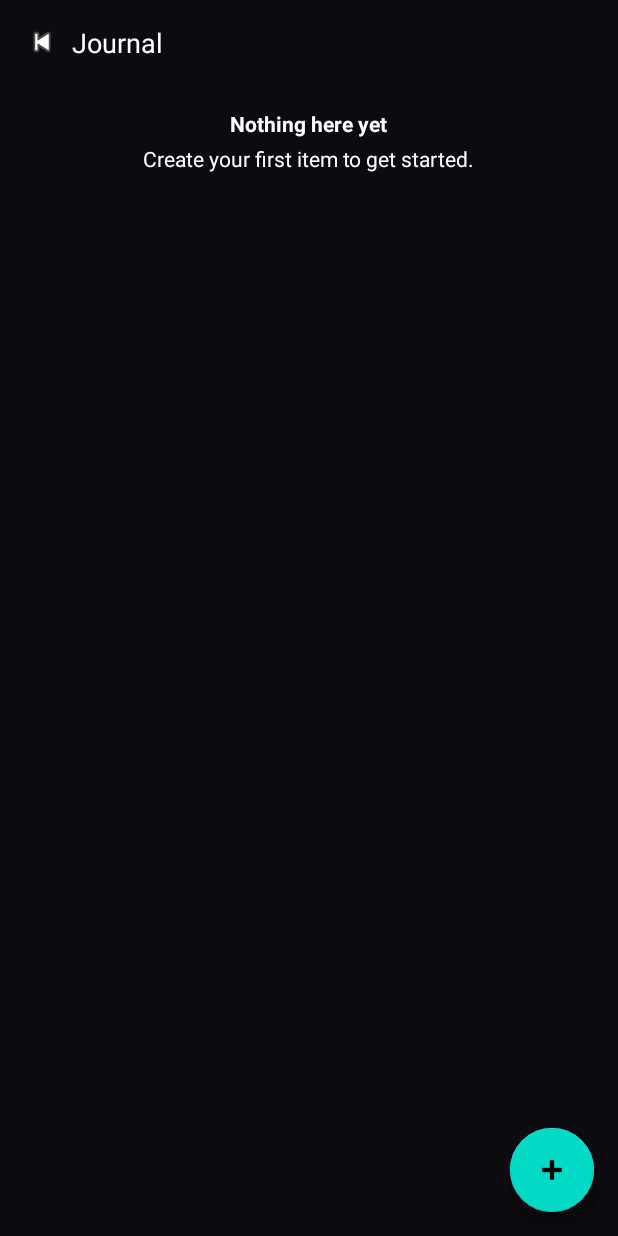
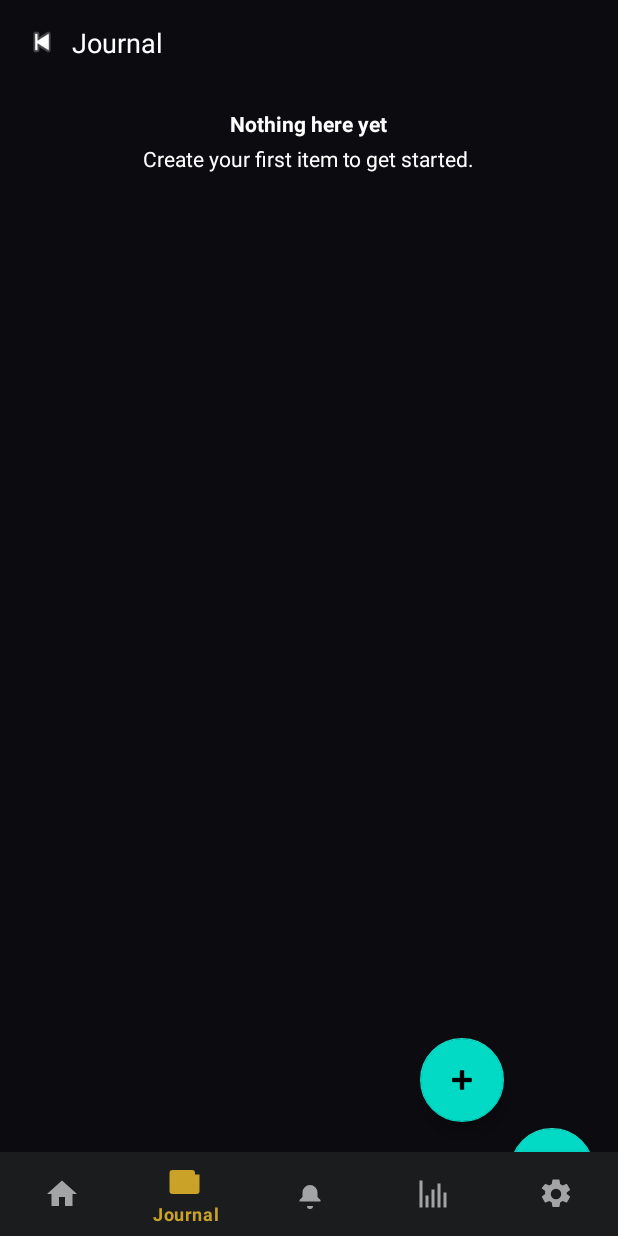
Before and after one commit to OleTab22/SniperFlowApp, an Android app built with Jetpack Compose: the JournalActivity screen opened directly, with no data from a screen before it, on a phone screen of 412 x 824 dp. Run offline under Robolectric (Android 15) with nearby library versions, the phone set to English and light mode, and no system bars; our stand-ins replace Room's generated code.

Commit message:
updated app : updated backend and bottom nav

```diff
--- a/app/src/main/java/com/example/sniperflow/ui/journal/JournalActivity.kt
+++ b/app/src/main/java/com/example/sniperflow/ui/journal/JournalActivity.kt
@@ -24,6 +24,20 @@ class JournalActivity : AppCompatActivity() {
         findViewById<android.view.View>(R.id.fabAddJournal)?.setOnClickListener {
             NewJournalSheet().show(supportFragmentManager, "newJournal")
         }
+
+        // Bottom nav wiring
+        val bottom = findViewById<com.google.android.material.bottomnavigation.BottomNavigationView?>(R.id.bottomNav)
+        bottom?.setOnItemSelectedListener { item ->
+            when (item.itemId) {
+                R.id.nav_home -> { finish(); true }
+                R.id.nav_journal -> true
+                R.id.nav_alerts -> { startActivity(android.content.Intent(this, com.example.sniperflow.notifications.NotificationsActivity::class.java)); true }
+                R.id.nav_chart -> { startActivity(android.content.Intent(this, com.example.sniperflow.chart.ChartActivity::class.java)); true }
+                R.id.nav_settings -> { startActivity(android.content.Intent(this, com.example.sniperflow.settings.SettingsActivity::class.java)); true }
+                else -> false
+            }
+        }
+        bottom?.selectedItemId = R.id.nav_journal
     }
 
     override fun onResume() {
--- a/app/src/main/res/layout/activity_journal.xml
+++ b/app/src/main/res/layout/activity_journal.xml
@@ -1,5 +1,6 @@
 <?xml version="1.0" encoding="utf-8"?>
 <FrameLayout xmlns:android="http://schemas.android.com/apk/res/android"
+    xmlns:app="http://schemas.android.com/apk/res-auto"
     android:layout_width="match_parent" android:layout_height="match_parent">
 
     <LinearLayout android:orientation="vertical"
@@ -18,13 +19,23 @@
             android:id="@+id/container"
             android:layout_width="match_parent"
             android:layout_height="0dp"
-            android:layout_weight="1"/>
+            android:layout_weight="1" >
+
+            <com.google.android.material.floatingactionbutton.FloatingActionButton
+                android:id="@+id/fabAddJournal"
+                android:layout_width="wrap_content"
+                android:layout_height="wrap_content"
+                android:layout_gravity="end|bottom"
+                android:layout_margin="76dp"
+                android:src="@android:drawable/ic_input_add" />
+        </FrameLayout>
     </LinearLayout>
 
-    <com.google.android.material.floatingactionbutton.FloatingActionButton
-        android:id="@+id/fabAddJournal"
-        android:layout_width="wrap_content" android:layout_height="wrap_content"
-        android:layout_gravity="end|bottom" android:layout_margin="16dp"
-        android:src="@android:drawable/ic_input_add"/>
+    <com.google.android.material.bottomnavigation.BottomNavigationView
+        android:id="@+id/bottomNav"
+        android:layout_width="match_parent"
+        android:layout_height="wrap_content"
+        android:layout_gravity="bottom"
+        app:menu="@menu/menu_bottom_nav" />
 
 </FrameLayout>
```
Also changed, not shown: app/src/main/java/com/example/sniperflow/MainActivity.kt (+19 -0 lines), 1 other file.
